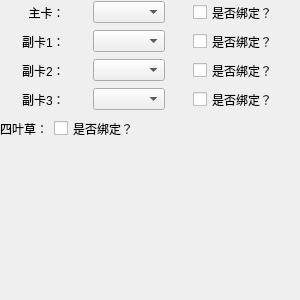
Before: the Qt Designer form GUI/editwindow.ui in a1929238/tenchi-cards-enhancer, drawn with Qt 5.
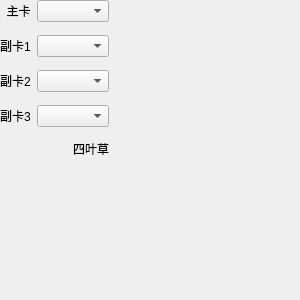
After: the same form once the commit is applied. Custom widgets are drawn as their Qt base class.

```diff
--- a/GUI/editwindow.ui
+++ b/GUI/editwindow.ui
@@ -13,209 +13,160 @@
   <property name="windowTitle">
    <string>Form</string>
   </property>
-  <widget class="QWidget" name="layoutWidget">
+  <widget class="QWidget" name="">
    <property name="geometry">
     <rect>
      <x>0</x>
-     <y>1</y>
+     <y>0</y>
      <width>301</width>
-     <height>139</height>
+     <height>161</height>
     </rect>
    </property>
-   <layout class="QVBoxLayout" name="verticalLayout">
-    <item>
-     <layout class="QHBoxLayout" name="horizontalLayout_0">
-      <item>
+   <layout class="QGridLayout" name="gridLayout" rowstretch="0,0,0,0,0">
+    <property name="sizeConstraint">
+     <enum>QLayout::SetFixedSize</enum>
+    </property>
+    <property name="verticalSpacing">
+     <number>13</number>
+    </property>
+    <item row="2" column="2">
+     <widget class="BindingCheckbox" name="bind_btn2" native="true"/>
+    </item>
+    <item row="3" column="1">
+     <widget class="QComboBox" name="card_box3">
+      <property name="sizePolicy">
+       <sizepolicy hsizetype="Expanding" vsizetype="Fixed">
+        <horstretch>0</horstretch>
+        <verstretch>0</verstretch>
+       </sizepolicy>
+      </property>
+     </widget>
+    </item>
+    <item row="3" column="2">
+     <widget class="BindingCheckbox" name="bind_btn3" native="true"/>
+    </item>
+    <item row="0" column="0">
        <widget class="QLabel" name="label">
         <property name="sizePolicy">
-         <sizepolicy hsizetype="Fixed" vsizetype="Preferred">
+       <sizepolicy hsizetype="Minimum" vsizetype="Preferred">
           <horstretch>0</horstretch>
           <verstretch>0</verstretch>
          </sizepolicy>
         </property>
         <property name="text">
-         <string>  主卡：</string>
+       <string>  主卡</string>
         </property>
        </widget>
       </item>
-      <item>
-       <widget class="QComboBox" name="card_box0">
-        <property name="sizePolicy">
-         <sizepolicy hsizetype="Maximum" vsizetype="Fixed">
-          <horstretch>0</horstretch>
-          <verstretch>0</verstretch>
-         </sizepolicy>
-        </property>
-       </widget>
-      </item>
-      <item>
-       <widget class="QCheckBox" name="bind_btn0">
-        <property name="sizePolicy">
-         <sizepolicy hsizetype="Fixed" vsizetype="Fixed">
-          <horstretch>0</horstretch>
-          <verstretch>0</verstretch>
-         </sizepolicy>
-        </property>
-        <property name="text">
-         <string>是否绑定？</string>
-        </property>
-       </widget>
-      </item>
-     </layout>
-    </item>
-    <item>
-     <layout class="QHBoxLayout" name="horizontalLayout_1">
-      <item>
-       <widget class="QLabel" name="label_2">
-        <property name="sizePolicy">
-         <sizepolicy hsizetype="Fixed" vsizetype="Preferred">
-          <horstretch>0</horstretch>
-          <verstretch>0</verstretch>
-         </sizepolicy>
-        </property>
-        <property name="text">
-         <string>副卡1：</string>
-        </property>
-       </widget>
-      </item>
-      <item>
+    <item row="1" column="1">
        <widget class="QComboBox" name="card_box1">
         <property name="sizePolicy">
-         <sizepolicy hsizetype="Maximum" vsizetype="Fixed">
+       <sizepolicy hsizetype="Expanding" vsizetype="Fixed">
           <horstretch>0</horstretch>
           <verstretch>0</verstretch>
          </sizepolicy>
         </property>
        </widget>
       </item>
-      <item>
-       <widget class="QCheckBox" name="bind_btn1">
+    <item row="1" column="0">
+     <widget class="QLabel" name="label_2">
         <property name="sizePolicy">
-         <sizepolicy hsizetype="Fixed" vsizetype="Fixed">
+       <sizepolicy hsizetype="Minimum" vsizetype="Preferred">
           <horstretch>0</horstretch>
           <verstretch>0</verstretch>
          </sizepolicy>
         </property>
         <property name="text">
-         <string>是否绑定？</string>
+       <string>副卡1</string>
         </property>
        </widget>
       </item>
-     </layout>
-    </item>
-    <item>
-     <layout class="QHBoxLayout" name="horizontalLayout_2">
-      <item>
-       <widget class="QLabel" name="label_3">
-        <property name="sizePolicy">
-         <sizepolicy hsizetype="Fixed" vsizetype="Preferred">
-          <horstretch>0</horstretch>
-          <verstretch>0</verstretch>
-         </sizepolicy>
-        </property>
-        <property name="text">
-         <string>副卡2：</string>
-        </property>
-       </widget>
-      </item>
-      <item>
+    <item row="2" column="1">
        <widget class="QComboBox" name="card_box2">
         <property name="sizePolicy">
-         <sizepolicy hsizetype="Maximum" vsizetype="Fixed">
+       <sizepolicy hsizetype="Expanding" vsizetype="Fixed">
           <horstretch>0</horstretch>
           <verstretch>0</verstretch>
          </sizepolicy>
         </property>
        </widget>
       </item>
-      <item>
-       <widget class="QCheckBox" name="bind_btn2">
+    <item row="1" column="2">
+     <widget class="BindingCheckbox" name="bind_btn1" native="true"/>
+    </item>
+    <item row="0" column="2">
+     <widget class="BindingCheckbox" name="bind_btn0" native="true">
         <property name="sizePolicy">
-         <sizepolicy hsizetype="Fixed" vsizetype="Fixed">
+       <sizepolicy hsizetype="Preferred" vsizetype="Preferred">
+        <horstretch>0</horstretch>
+        <verstretch>0</verstretch>
+       </sizepolicy>
+      </property>
+     </widget>
+    </item>
+    <item row="0" column="1">
+     <widget class="QComboBox" name="card_box0">
+      <property name="sizePolicy">
+       <sizepolicy hsizetype="Expanding" vsizetype="Fixed">
+        <horstretch>0</horstretch>
+        <verstretch>0</verstretch>
+       </sizepolicy>
+      </property>
+     </widget>
+    </item>
+    <item row="2" column="0">
+     <widget class="QLabel" name="label_3">
+      <property name="sizePolicy">
+       <sizepolicy hsizetype="Minimum" vsizetype="Preferred">
           <horstretch>0</horstretch>
           <verstretch>0</verstretch>
          </sizepolicy>
         </property>
         <property name="text">
-         <string>是否绑定？</string>
+       <string>副卡2</string>
         </property>
        </widget>
       </item>
-     </layout>
-    </item>
-    <item>
-     <layout class="QHBoxLayout" name="horizontalLayout_3">
-      <item>
+    <item row="3" column="0">
        <widget class="QLabel" name="label_4">
         <property name="sizePolicy">
-         <sizepolicy hsizetype="Fixed" vsizetype="Preferred">
+       <sizepolicy hsizetype="Minimum" vsizetype="Preferred">
           <horstretch>0</horstretch>
           <verstretch>0</verstretch>
          </sizepolicy>
         </property>
         <property name="text">
-         <string>副卡3：</string>
+       <string>副卡3</string>
         </property>
        </widget>
       </item>
-      <item>
-       <widget class="QComboBox" name="card_box3">
-        <property name="sizePolicy">
-         <sizepolicy hsizetype="Maximum" vsizetype="Fixed">
-          <horstretch>0</horstretch>
-          <verstretch>0</verstretch>
-         </sizepolicy>
-        </property>
-       </widget>
-      </item>
-      <item>
-       <widget class="QCheckBox" name="bind_btn3">
-        <property name="sizePolicy">
-         <sizepolicy hsizetype="Fixed" vsizetype="Fixed">
-          <horstretch>0</horstretch>
-          <verstretch>0</verstretch>
-         </sizepolicy>
-        </property>
-        <property name="text">
-         <string>是否绑定？</string>
-        </property>
-       </widget>
-      </item>
-     </layout>
-    </item>
-    <item>
-     <layout class="QHBoxLayout" name="horizontalLayout_4">
-      <item>
+    <item row="4" column="2">
+     <widget class="BindingCheckbox" name="bind_btn4" native="true"/>
+    </item>
+    <item row="4" column="1" alignment="Qt::AlignRight">
        <widget class="QLabel" name="label_5">
         <property name="sizePolicy">
-         <sizepolicy hsizetype="Fixed" vsizetype="Preferred">
+       <sizepolicy hsizetype="Expanding" vsizetype="Preferred">
           <horstretch>0</horstretch>
           <verstretch>0</verstretch>
          </sizepolicy>
         </property>
         <property name="text">
-         <string>四叶草：</string>
+       <string>四叶草</string>
         </property>
        </widget>
       </item>
-      <item>
-       <widget class="QCheckBox" name="bind_btn4">
-        <property name="sizePolicy">
-         <sizepolicy hsizetype="Expanding" vsizetype="Fixed">
-          <horstretch>0</horstretch>
-          <verstretch>0</verstretch>
-         </sizepolicy>
-        </property>
-        <property name="text">
-         <string>是否绑定？</string>
-        </property>
-       </widget>
-      </item>
-     </layout>
-    </item>
-   </layout>
+   </layout>
   </widget>
  </widget>
+ <customwidgets>
+  <customwidget>
+   <class>BindingCheckbox</class>
+   <extends>QWidget</extends>
+   <header location="global">GUI/bindingcheckbox</header>
+   <container>1</container>
+  </customwidget>
+ </customwidgets>
  <resources/>
  <connections/>
 </ui>
```
Lines whose indentation alone changed are shown as unchanged.
